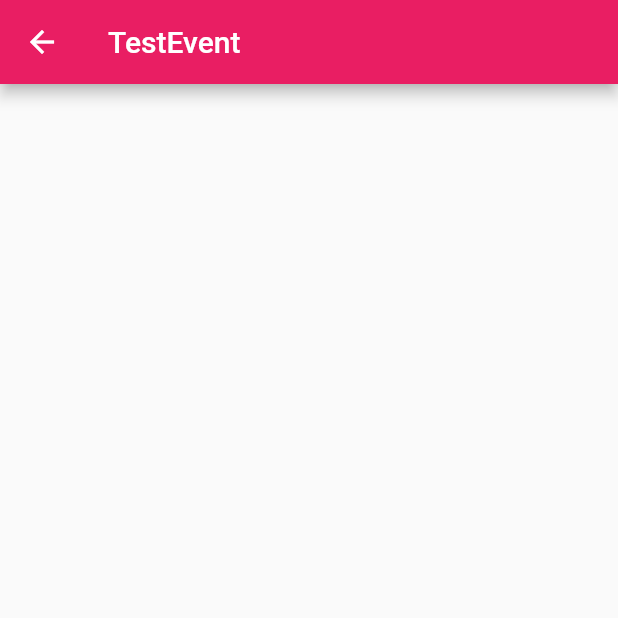
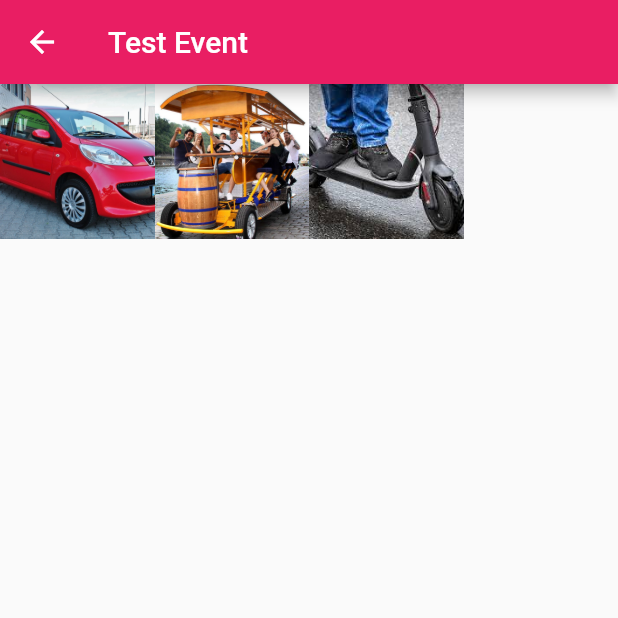
Before and after one commit to RickVerkuijlen/relife, a Flutter app: the VoteFragment screen opened directly, on a phone screen of 412 x 824 dp, the top half of it. Run offline on Flutter 3.47's test engine with Material 2 defaults, Android fonts, the light colour scheme and no system bars.

Commit message:
Made the grid better, added detail page
Now the pictures are clickable and  a detailpage shows with the picture

```diff
--- /dev/null
+++ b/flutter/lib/components/photo.dart
@@ -0,0 +1,12 @@
+import 'package:flutter/material.dart';
+class Photo{
+  String image;
+  String title;
+  String description;
+  String tags;
+  String location;
+
+  Photo(
+      this.image, this.title, this.description, this.tags, this.location
+      );
+}
--- a/flutter/lib/fragments/vote_fragment.dart
+++ b/flutter/lib/fragments/vote_fragment.dart
@@ -1,5 +1,8 @@
+import 'dart:ui';
+import 'package:am_awareness/fragments/home_fragment.dart';
 import 'package:flutter/cupertino.dart';
 import 'package:flutter/material.dart';
+import 'package:am_awareness/components/photo.dart';
 
 
 class VoteFragment extends StatefulWidget {
@@ -12,32 +15,116 @@ class VoteFragment extends StatefulWidget {
 }
 
 class _VoteFragmentState extends State<VoteFragment> {
-
-  final myImages = [
-    ['images/auto.jpg'],
-    ['images/bierfiets.jpg'],
-    ['images/e-step.jpg'],
-    ['images/fiets.jpg'],
-
+  final List<Photo> _photos = [
+    Photo(
+        'images/auto.jpg',
+        'Auto',
+        'Een simpele auto, c1 rood',
+        'rood, verbrandingsmotor, auto',
+        'Arnhem'
+    ),
+    Photo(
+        'images/bierfiets.jpg',
+        'Bierfiets',
+        'Een fiets voor vrienden, terwijl je bier drinkt',
+        'Fiets, bier, alcohol',
+        'Nijmegen'
+    ),
+    Photo(
+        'images/e-step.jpg',
+        'e-step',
+        'Een step met een electrische motor',
+        'step, electrisch, klein',
+        'Wychen'
+    )
   ];
 
+  @override
+  void initState() {
+
+    super.initState();
+  }
+
+  @override
+  Widget build(BuildContext context) {
+    return Scaffold(
+        appBar: AppBar(title: const Text('Test Event')),
+        body: GridView.builder(
+            gridDelegate: SliverGridDelegateWithFixedCrossAxisCount(
+              crossAxisSpacing: 0,
+              mainAxisSpacing: 0,
+              crossAxisCount: 4,
+            ),
+            itemCount: _photos.length,
+            itemBuilder: (context, index) {
+              return GestureDetector(
+                onTap: (){
+                  Navigator.push(
+                  context,
+                  MaterialPageRoute(
+                      builder: (context) => DetailPage(
+                        image: _photos[index].image,
+                        title: _photos[index].title,
+                        description: _photos[index].description,
+                        tags: _photos[index].tags,
+                        location: _photos[index].location
+                      ),
+                  ),
+                  );
+                },
+                child: Container(
+                  decoration: BoxDecoration(
+                    image: DecorationImage(
+                      fit: BoxFit.cover,
+                      image: AssetImage(_photos[index].image),
+                    ),
+                  ),
+                ),
+              );
+            },
+        ),
+    );
+  }
+}
+class DetailPage extends StatelessWidget {
+  final String image;
+  final String title;
+  final String description;
+  final String tags;
+  final String location;
+  const DetailPage({Key? key,
+    required this.image, required this.title, required this.description, required this.location, required this.tags })
+      : super(key: key);
 
   @override
   Widget build(BuildContext context) {
     return Scaffold(
       appBar: AppBar(
-        title: const Text("TestEvent")
+        title: Text(title),
       ),
-      body: GridView.count(
-        crossAxisCount: 4,
+      body: Column(
         children: [
-          ...myImages.map(
-                (i) => Column(
-              mainAxisSize: MainAxisSize.min,
+          AspectRatio(
+              aspectRatio: 1,
+          child: Container(
+            width: double.infinity,
+            child: Image(
+              image: AssetImage(image),
+            ),
+          ),
+          ),
+
+          Container(
+            margin: const EdgeInsets.all(20.0),
+            child: Center(
+              child: Text(
+                title,
+                style: TextStyle(fontSize: 40),
+              ),
             ),
           ),
         ],
-      )
+      ),
     );
   }
 }
```
